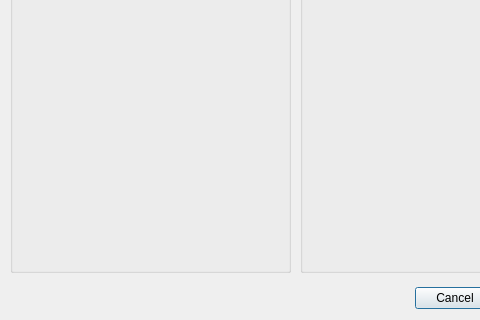
First picture: the form in ui/modules/mtbuniconfig.ui, repository kmzbrnoI/mtb-config-tool, before the edit; both pictures show x 0 to 480 and y 298 to 618 of the 590 by 618 pixel window.
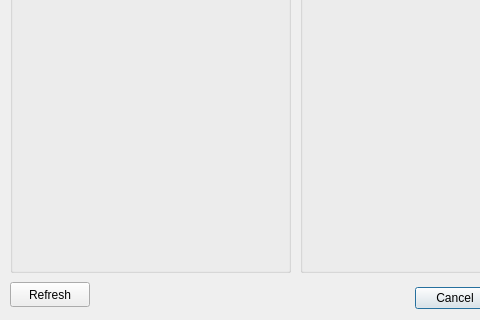
Second picture: the form after the edit.

```diff
--- a/ui/modules/mtbuniconfig.ui
+++ b/ui/modules/mtbuniconfig.ui
@@ -109,6 +109,19 @@
     <layout class="QGridLayout" name="gl_outputs"/>
    </widget>
   </widget>
+  <widget class="QPushButton" name="b_refresh">
+   <property name="geometry">
+    <rect>
+     <x>10</x>
+     <y>580</y>
+     <width>80</width>
+     <height>25</height>
+    </rect>
+   </property>
+   <property name="text">
+    <string>Refresh</string>
+   </property>
+  </widget>
  </widget>
  <resources/>
  <connections>
```
Left out of the diff: 6 changed lines with no effect on the pictures.
